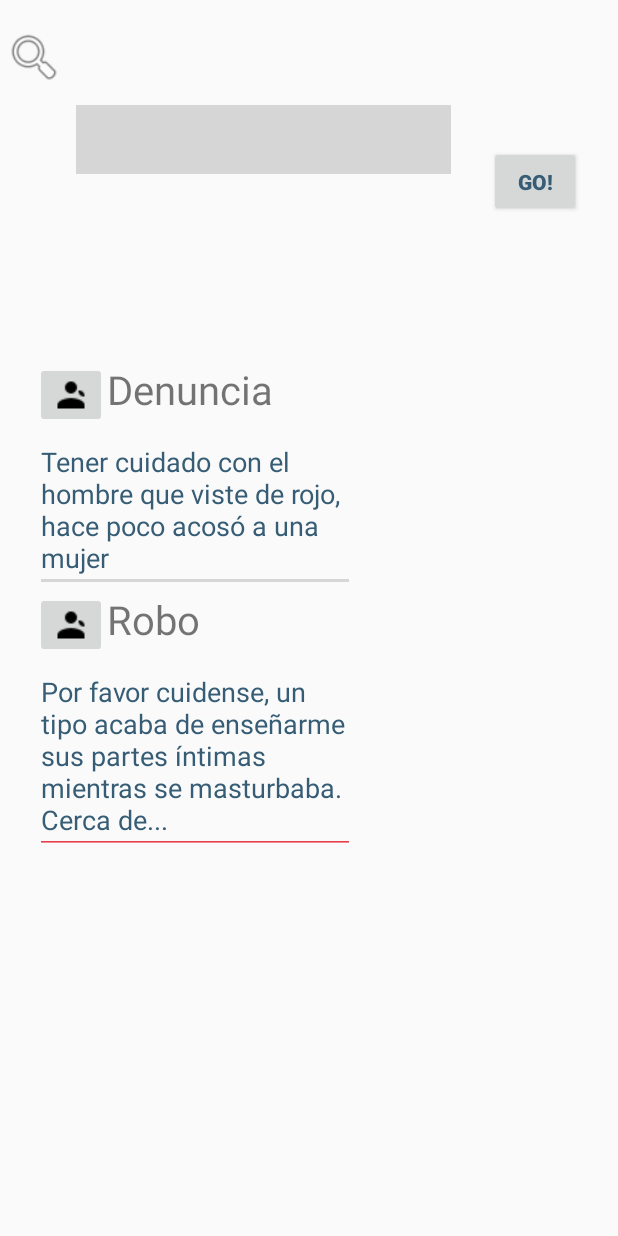
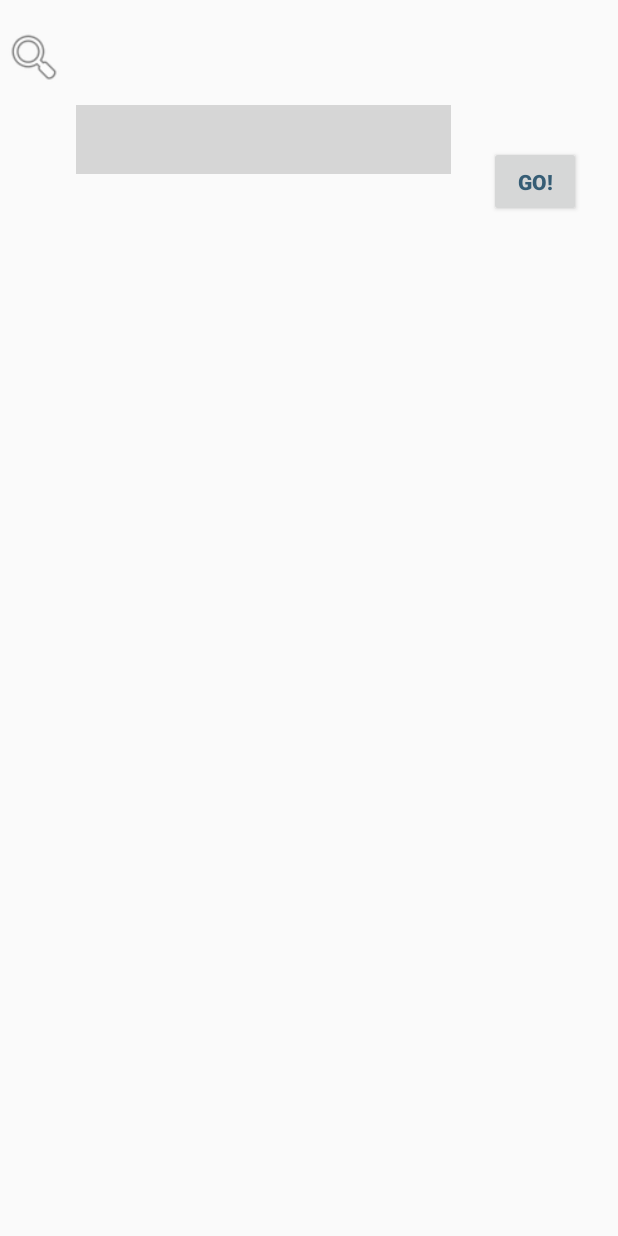
Before and after one commit to rrsegnini/AP-RESPETO., an Android app: the layout content_main_feed.xml on its own in the app's theme, with its tools: preview values and no code run, on a phone screen of 412 x 824 dp. Run offline under Robolectric (Android 15) with nearby library versions, the phone set to English and light mode, and no system bars; grey boxes are pictures that could not be loaded.

Commit message:
Minor feed activity fix

```diff
--- a/app/src/main/res/layout/content_main_feed.xml
+++ b/app/src/main/res/layout/content_main_feed.xml
@@ -21,84 +21,7 @@
         app:layout_constraintStart_toStartOf="parent"
         app:layout_constraintTop_toTopOf="parent">
 
-        <TableRow
-            android:layout_width="match_parent"
-            android:layout_height="match_parent">
 
-
-            <RelativeLayout
-                android:layout_width="match_parent"
-                android:layout_height="match_parent">
-
-                <ImageButton
-                    android:id="@+id/profileButton1"
-                    android:layout_width="wrap_content"
-                    android:layout_height="wrap_content"
-                    app:srcCompat="@drawable/icons8_person_female_24" />
-
-                <TextView
-                    android:id="@+id/textName"
-                    android:layout_width="wrap_content"
-                    android:layout_height="wrap_content"
-                    android:text="Denuncia"
-                    android:textSize="40px"
-                    android:layout_toRightOf="@+id/profileButton1"
-                    android:editable="false" />
-
-                <EditText
-                    android:id="@+id/textInfo"
-                    android:layout_width="wrap_content"
-                    android:layout_height="wrap_content"
-                    android:ems="10"
-                    android:inputType="textMultiLine"
-                    android:text="Tener cuidado con el hombre que viste de rojo, hace poco acosó a una mujer"
-                    android:layout_below="@id/profileButton1"/>
-            </RelativeLayout>
-
-        </TableRow>
-
-        <TableRow
-            android:layout_width="match_parent"
-            android:layout_height="match_parent" />
-
-        <RelativeLayout
-            android:layout_width="match_parent"
-            android:layout_height="match_parent">
-
-            <ImageButton
-                android:id="@+id/profileButton2"
-                android:layout_width="wrap_content"
-                android:layout_height="wrap_content"
-                app:srcCompat="@drawable/icons8_person_female_24" />
-
-            <TextView
-                android:id="@+id/textName2"
-                android:layout_width="wrap_content"
-                android:layout_height="wrap_content"
-                android:text="Robo"
-                android:textSize="40px"
-                android:layout_toRightOf="@+id/profileButton2"
-                android:editable="false" />
-
-
-            <EditText
-                android:id="@+id/textInfo2"
-                android:layout_width="wrap_content"
-                android:layout_height="wrap_content"
-                android:layout_below="@id/profileButton2"
-                android:ems="10"
-                android:inputType="textMultiLine"
-                android:text="Por favor cuidense, un tipo acaba de enseñarme sus partes íntimas mientras se masturbaba. Cerca de..." />
-        </RelativeLayout>
-
-
-        <TableRow
-            android:layout_width="match_parent"
-            android:layout_height="match_parent" />
-
-        <TableRow
-            android:layout_width="match_parent"
-            android:layout_height="match_parent" />
     </TableLayout>
 
     <EditText
```
